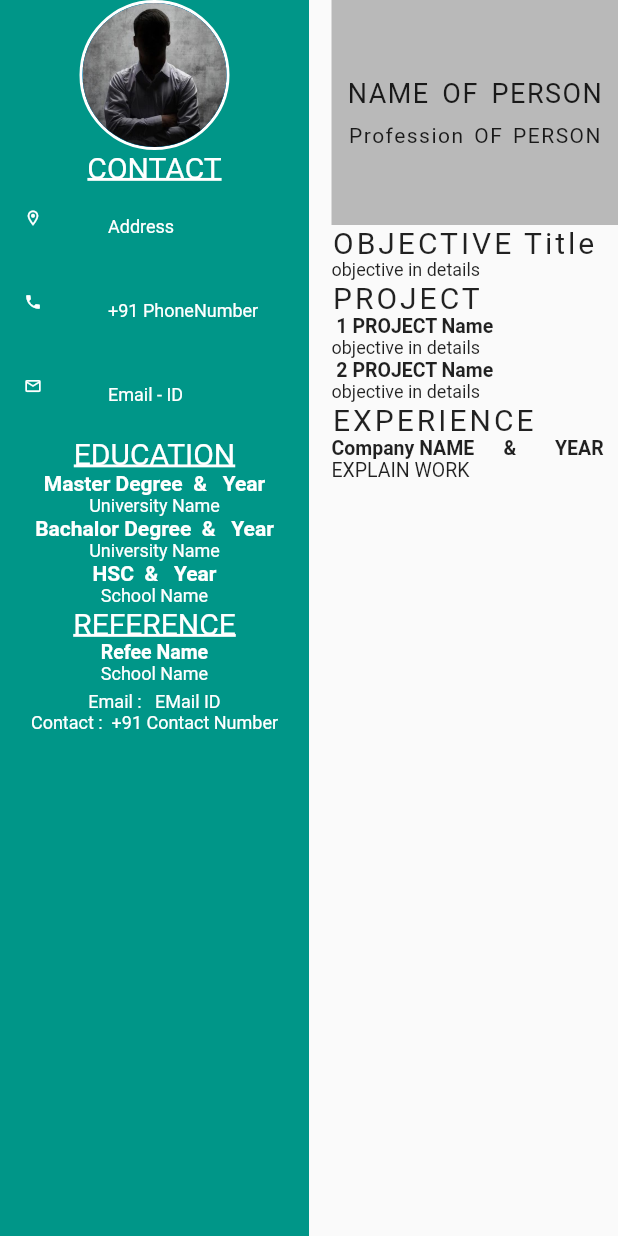
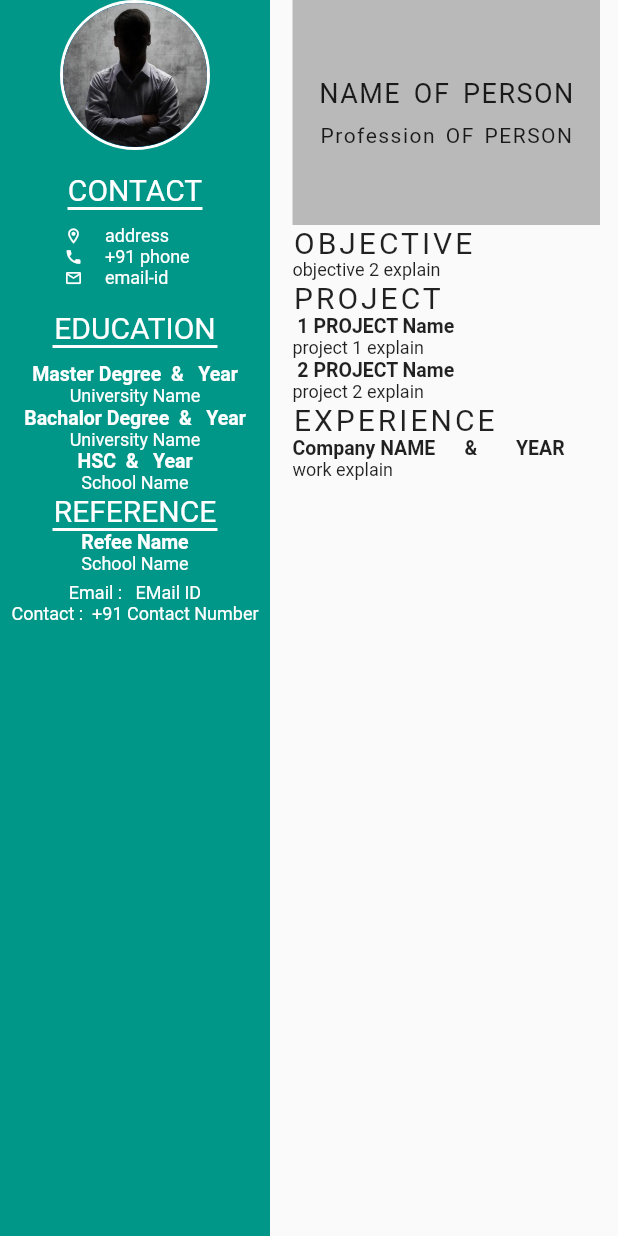
Before and after one commit to VivekTailor19/resume_builder, a Flutter app: the Preview_02 screen opened by its route, on a phone screen of 412 x 824 dp. Run offline on Flutter 3.47's test engine with Material 2 defaults, Android fonts, the phone set to English and light mode, and no system bars; our stand-ins replace image_picker.

Commit message:
resume builder using flutter framwork and dart language

```diff
--- a/lib/Preview/preview1.dart
+++ b/lib/Preview/preview1.dart
@@ -29,7 +29,7 @@ class _Preview_ScreenState extends State<Preview_Screen> {
                     "RESUME",
                     style: TextStyle(
                         fontWeight: FontWeight.bold,
-                        fontSize: 30,
+                        fontSize: 26,
                         letterSpacing: 2),
                   ),
                 ),
--- a/lib/Preview/preview_screen2.dart
+++ b/lib/Preview/preview_screen2.dart
@@ -14,35 +14,41 @@ class _Preview_02State extends State<Preview_02> {
       child: Scaffold(
         body: Row(
           children: [
-            Expanded(
-              child: Container(width: 120,color: Colors.teal,child: Column(
+            Container(width: 180,color: Colors.teal,
+              child: Column(
                 mainAxisAlignment: MainAxisAlignment.start,
+                crossAxisAlignment: CrossAxisAlignment.center,
                 children: [
                   Container(height: 100,width: 100,
                       decoration: BoxDecoration(shape: BoxShape.circle,border: Border.all(color: Colors.white,width: 2)),
                       child: CircleAvatar(radius: 50,backgroundImage: AssetImage("assets/images/anonymous.jpg"),)),
+                  SizedBox(height: 15),
 
-                  Text("CONTACT",style: TextStyle(wordSpacing: 3,color: Colors.white,fontSize: 20,
-                    decoration: TextDecoration.underline,decorationColor: Colors.white,decorationThickness: 2,),),
-                  ListTile(leading: Icon(Icons.location_on_outlined,size: 12,color: Colors.white),
-                    title: Text("Address",style: TextStyle(fontSize: 12,color: Colors.white),textAlign: TextAlign.justify),),
-                  ListTile(leading: Icon(Icons.phone,size: 12,color: Colors.white),
-                    title: Text("+91 PhoneNumber",style: TextStyle(fontSize: 12,color: Colors.white)),),
-                  ListTile(leading: Icon(Icons.email_outlined,size: 12,color: Colors.white),
-                    title: Text("Email - ID",style: TextStyle(fontSize: 12,color: Colors.white)),),
+                  Text("CONTACT",style: TextStyle(wordSpacing: 3,color: Colors.white,fontSize: 20),),
+                  Container(height: 2,width: 90,color: Colors.white,),
+                  SizedBox(height: 10),
 
+                  Contact(i1: Icon(Icons.location_on_outlined,size: 12,color: Colors.white),data: "address"),
+                  Contact(i1: Icon(Icons.phone,size: 12,color: Colors.white),data: "+91 phone"),
+                  Contact(i1: Icon(Icons.email_outlined,size: 12,color: Colors.white),data: "email-id"),
 
-                  Text("EDUCATION",style: TextStyle(wordSpacing: 3,color: Colors.white,fontSize: 20,
-                    decoration: TextDecoration.underline,decorationColor: Colors.white,decorationThickness: 2,),),
-                  Text("Master Degree  &   Year",style: TextStyle(color:Colors.white, fontWeight: FontWeight.bold,fontSize: 14,),),
+                  SizedBox(height: 15),
+                  Text("EDUCATION",style: TextStyle(wordSpacing: 3,color: Colors.white,fontSize: 20),),
+                  Container(height: 2,width: 110,color: Colors.white,),
+                  SizedBox(height: 10),
+                  Text("Master Degree  &   Year",style: TextStyle(color:Colors.white, fontWeight: FontWeight.bold,fontSize: 13,),),
                   Text("University Name",style: TextStyle(color:Colors.white, fontSize: 12,),),
-                  Text("Bachalor Degree  &   Year",style: TextStyle(color:Colors.white, fontWeight: FontWeight.bold,fontSize: 14,),),
+                  Text("Bachalor Degree  &   Year",style: TextStyle(color:Colors.white, fontWeight: FontWeight.bold,fontSize: 13,),),
                   Text("University Name",style: TextStyle(color:Colors.white, fontSize: 12,),),
-                  Text("HSC  &   Year",style: TextStyle(color:Colors.white, fontWeight: FontWeight.bold,fontSize: 14,),),
+                  Text("HSC  &   Year",style: TextStyle(color:Colors.white, fontWeight: FontWeight.bold,fontSize: 13,),),
                   Text("School Name",style: TextStyle(color:Colors.white, fontSize: 12,),),
 
-                  Text("REFERENCE",style: TextStyle(wordSpacing: 3,color: Colors.white,fontSize: 20,
-                    decoration: TextDecoration.underline,decorationColor: Colors.white,decorationThickness: 2,),),
+                  Column( mainAxisAlignment: MainAxisAlignment.spaceEvenly,
+                    children: [
+                      Text("REFERENCE",style: TextStyle(wordSpacing: 3,color: Colors.white,fontSize: 20),),
+                      Container(height: 2,width: 110,color: Colors.white,)
+                    ],
+                  ),
                   Text("Refee Name",style: TextStyle(color:Colors.white, fontWeight: FontWeight.bold,fontSize: 13,),),
                   Text("School Name",style: TextStyle(color:Colors.white, fontSize: 12,),),
                   SizedBox(height: 5),
@@ -58,13 +64,11 @@ class _Preview_02State extends State<Preview_02> {
                   //Reference(),
                 ],
               ),),
-            ),
 
 
 
 
-            Expanded(
-              child: Container(width: 200,child: Padding(
+            Container(width: 220,child: Padding(
               padding: EdgeInsets.only(left: 15.0),
               child: Column(
                 crossAxisAlignment: CrossAxisAlignment.start,
@@ -80,23 +84,24 @@ class _Preview_02State extends State<Preview_02> {
                       ],),
                       ),
 
-                    Text("OBJECTIVE Title",style: TextStyle(letterSpacing: 2,fontSize: 20 )),
-                    Text("objective in details",style: TextStyle(fontSize: 12),textAlign: TextAlign.justify),
+                  Topic("OBJECTIVE"),
+                  ExplainDetails("objective 2 explain"),
 
 
 
 
-                    Text("PROJECT",style: TextStyle(letterSpacing: 2,fontSize: 20 )),
+                  Topic("PROJECT"),
 
                   Text(" 1 PROJECT Name",style: TextStyle(fontSize: 13,fontWeight: FontWeight.bold )),
-                    Text("objective in details",style: TextStyle(fontSize: 12),textAlign: TextAlign.justify),
+                  ExplainDetails("project 1 explain"),
                   Text(" 2 PROJECT Name",style: TextStyle(fontSize: 13,fontWeight: FontWeight.bold )),
-                    Text("objective in details",style: TextStyle(fontSize: 12),textAlign: TextAlign.justify),
+                  ExplainDetails("project 2 explain"),
 
 
-                    Text("EXPERIENCE",style: TextStyle(letterSpacing: 2,fontSize: 20 )),
+
+                  Topic("EXPERIENCE"),
                   Text("Company NAME      &        YEAR",style: TextStyle(fontSize: 13,fontWeight: FontWeight.bold )),
-                    Text("EXPLAIN WORK",style: TextStyle(fontSize: 13),textAlign: TextAlign.justify),
+                  ExplainDetails("work explain")
 
 
 
@@ -111,12 +116,39 @@ class _Preview_02State extends State<Preview_02> {
 
 
               ],),
-              ),),
-            )],
+            ),)],
         ),
 
 
       ),
     );
   }
+
+  Widget Contact({Icon? i1, String? data})
+  {
+    return Padding(
+      padding: const EdgeInsets.only(left: 35.0),
+      child: Row(
+        mainAxisAlignment: MainAxisAlignment.center,
+        children: [
+          //Icon(icoon,size: 12,),
+          Container(alignment: Alignment.centerRight,width: 20,child: i1!),
+          SizedBox(width: 15),
+          Container(alignment: Alignment.centerLeft,width: 110,child: Text("$data",
+            style: TextStyle(fontSize: 12,color: Colors.white),textAlign: TextAlign.justify,)),
+
+        ],
+      ),
+    );
   }
+
+  Widget ExplainDetails(String explain)
+  {
+    return Text("$explain",style: TextStyle(fontSize: 12),textAlign: TextAlign.justify);
+  }
+
+  Widget Topic(String topic)
+  {
+    return Text("$topic",style: TextStyle(letterSpacing: 2,fontSize: 20 ));
+  }
+}
--- a/lib/main.dart
+++ b/lib/main.dart
@@ -9,14 +9,16 @@ void main() {
   runApp(MaterialApp(
     debugShowCheckedModeBanner: false,
     routes: {
-      "/"       : (context) => HomeScreen(),
-     // "old_resume" : (context) => Old_Resume(),
+      //"/"       : (context) => HomeScreen(),
+     "old_resume" : (context) => Old_Resume(),
       "new_resume" : (context) => New_Resume(),
       "preview" : (context) => Preview_Screen(),
       "preview_02" : (context) => Preview_02(),
-     // "/" : (context) => Preview_02(),
+      "/" : (context) => Preview_02(),
 
 
     },
   ));
 }
+
+//2412 x 1080 Pixels
```
Lines whose indentation alone changed are shown as unchanged.
